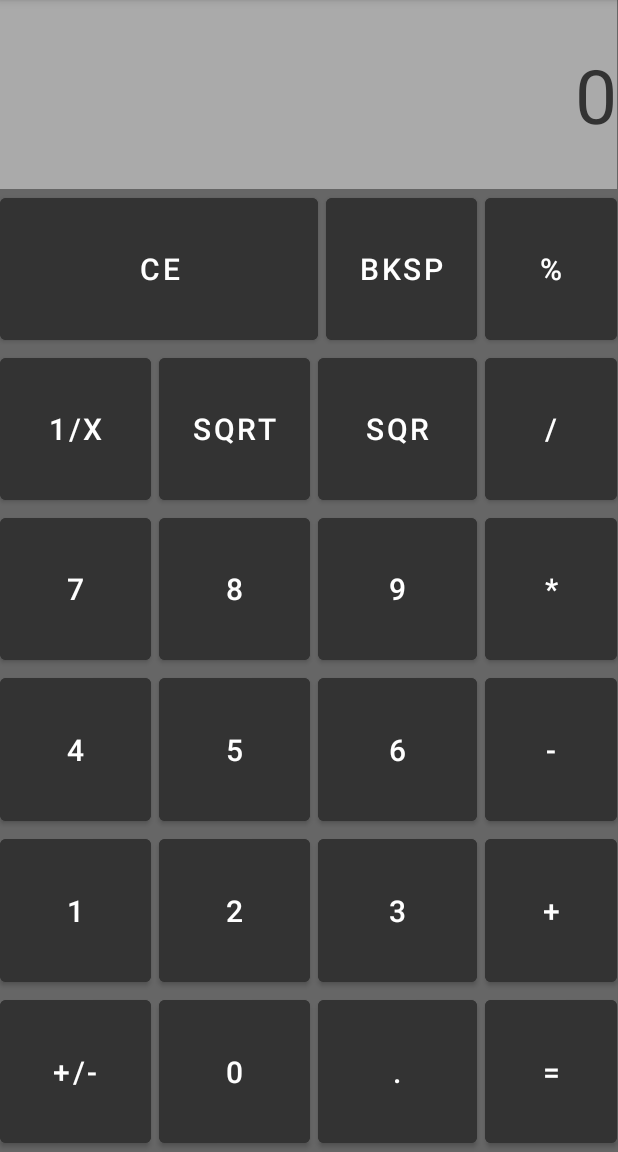
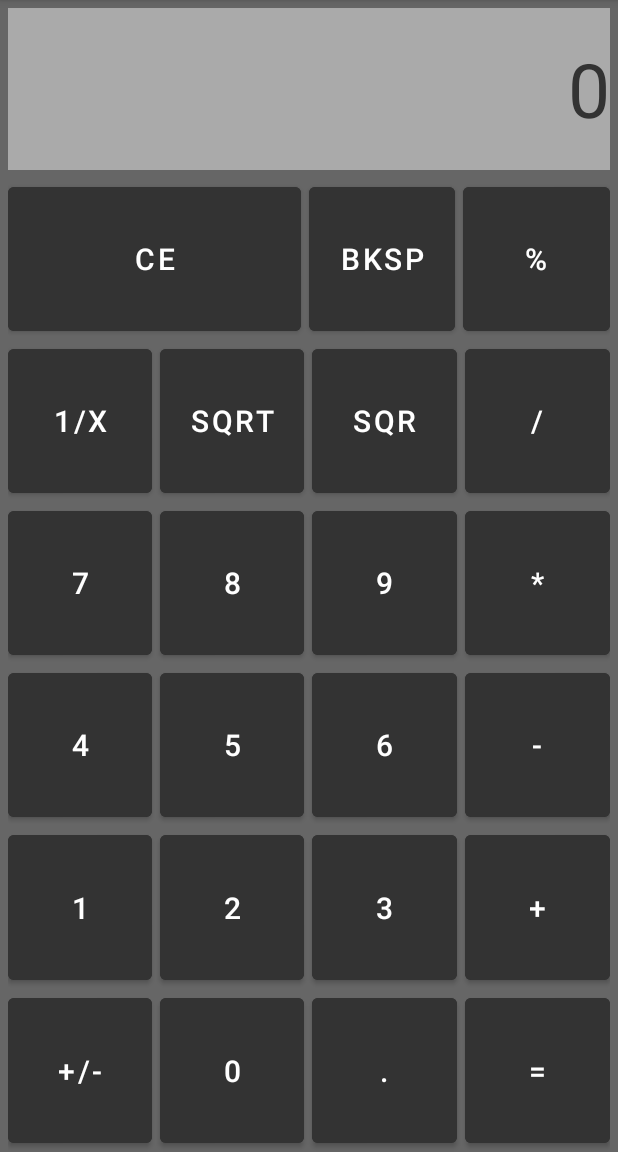
Before and after one commit to Glutusek/Kalkulator_Android, an Android app: the screen it shows after launch (MainActivity), on a phone screen of 412 x 824 dp, the part 84-1236 px from its top. Run offline under Robolectric (Android 15) with nearby library versions, the phone set to English and light mode, and no system bars.

Commit message:
Wstępne obliczanie

```diff
--- a/app/src/main/res/layout/activity_main.xml
+++ b/app/src/main/res/layout/activity_main.xml
@@ -1,82 +1,92 @@
 <?xml version="1.0" encoding="utf-8"?>
-<TableLayout xmlns:android="http://schemas.android.com/apk/res/android"
-    xmlns:app="http://schemas.android.com/apk/res-auto"
+<LinearLayout xmlns:android="http://schemas.android.com/apk/res/android"
     xmlns:tools="http://schemas.android.com/tools"
     android:layout_width="match_parent"
     android:layout_height="match_parent"
     tools:context=".MainActivity"
-    android:shrinkColumns="*"
-    android:stretchColumns="0,1,2"
     android:background="#666"
+    android:orientation="vertical"
     >
 
-    <TableRow
-        android:layout_width="match_parent"
-        android:layout_height="0dp"
-        android:layout_weight="1">
     <TextView
         android:id="@+id/TextView_result"
         android:layout_width="match_parent"
-            android:layout_height="match_parent"
+        android:layout_height="0dp"
         android:background="#AAA"
         android:textSize="50sp"
         android:textColor="@color/tile_color"
         android:gravity="center_vertical"
         android:textAlignment="textEnd"
         tools:ignore="RtlCompat"
-            android:layout_span="4"/>
-    </TableRow>
-    <TableRow
+        android:layout_weight="1"
+        android:layout_margin="5dp"/>
+
+    <LinearLayout
         android:layout_width="match_parent"
         android:layout_height="0dp"
-        android:layout_weight="1">
+        android:layout_weight="6"
+        android:orientation="vertical">
+
+        <LinearLayout
+            android:layout_width="match_parent"
+            android:layout_height="0dp"
+            android:layout_weight="1"
+            android:layout_marginHorizontal="5dp"
+            android:orientation="horizontal">
+
             <Button
                 android:id="@+id/button_CE"
-            android:layout_width="match_parent"
+                android:layout_width="0dp"
                 android:layout_height="match_parent"
                 android:text="CE"
                 android:textSize="20sp"
                 android:onClick="clear"
                 android:backgroundTint="@color/tile_color"
-            android:layout_span="2"/>
+                android:layout_weight="2"/>
 
             <Button
                 android:id="@+id/button_BKSP"
-            android:layout_width="match_parent"
+                android:layout_width="0dp"
                 android:layout_height="match_parent"
                 android:text="BKSP"
+                android:layout_marginHorizontal="5dp"
                 android:onClick="backspace"
-            android:layout_marginHorizontal="5dp"
                 android:textSize="20sp"
+                android:layout_weight="1"
                 android:backgroundTint="@color/tile_color"/>
 
             <Button
                 android:id="@+id/button_percent"
-            android:layout_width="match_parent"
+                android:layout_width="0dp"
                 android:layout_height="match_parent"
+                android:layout_weight="1"
                 android:text="%"
                 android:onClick="percent"
                 android:textSize="20sp"
                 android:backgroundTint="@color/tile_color"/>
-    </TableRow>
-    <TableRow
+        </LinearLayout>
+        <LinearLayout
             android:layout_width="match_parent"
             android:layout_height="0dp"
-        android:layout_weight="1">
+            android:layout_weight="1"
+            android:layout_marginHorizontal="5dp"
+            android:orientation="horizontal">
             <Button
                 android:id="@+id/button_reverse"
-            android:layout_width="match_parent"
+                android:layout_width="0dp"
                 android:layout_height="match_parent"
                 android:text="1/X"
+                android:layout_weight="1"
                 android:onClick="reversion"
                 android:textSize="20sp"
                 android:backgroundTint="@color/tile_color"/>
 
             <Button
                 android:id="@+id/button_sqrt"
-            android:layout_width="match_parent"
+                android:layout_width="0dp"
                 android:layout_height="match_parent"
                 android:text="SQRT"
+                android:layout_weight="1"
                 android:layout_marginHorizontal="5dp"
                 android:textSize="20sp"
                 android:onClick="sqrt"
@@ -84,9 +94,10 @@
 
             <Button
                 android:id="@+id/button_sqr"
-            android:layout_width="match_parent"
+                android:layout_width="0dp"
                 android:layout_height="match_parent"
                 android:text="SQR"
+                android:layout_weight="1"
                 android:onClick="sqr"
                 android:layout_marginEnd="5dp"
                 android:textSize="20sp"
@@ -94,21 +105,25 @@
 
             <Button
                 android:id="@+id/button_division"
-            android:layout_width="match_parent"
+                android:layout_width="0dp"
                 android:layout_height="match_parent"
                 android:text="/"
+                android:layout_weight="1"
                 android:onClick="division"
                 android:textSize="20sp"
                 android:backgroundTint="@color/tile_color"/>
-    </TableRow>
-    <TableRow
+        </LinearLayout>
+        <LinearLayout
             android:layout_width="match_parent"
             android:layout_height="0dp"
-        android:layout_weight="1">
+            android:layout_weight="1"
+            android:layout_marginHorizontal="5dp"
+            android:orientation="horizontal">
             <Button
                 android:id="@+id/button_7"
-            android:layout_width="match_parent"
+                android:layout_width="0dp"
                 android:layout_height="match_parent"
+                android:layout_weight="1"
                 android:text="7"
                 android:onClick="number"
                 android:textSize="20sp"
@@ -116,8 +131,9 @@
 
             <Button
                 android:id="@+id/button_8"
-            android:layout_width="match_parent"
+                android:layout_width="0dp"
                 android:layout_height="match_parent"
+                android:layout_weight="1"
                 android:text="8"
                 android:onClick="number"
                 android:layout_marginHorizontal="5dp"
@@ -126,8 +142,9 @@
 
             <Button
                 android:id="@+id/button_9"
-            android:layout_width="match_parent"
+                android:layout_width="0dp"
                 android:layout_height="match_parent"
+                android:layout_weight="1"
                 android:text="9"
                 android:onClick="number"
                 android:layout_marginEnd="5dp"
@@ -136,21 +153,25 @@
 
             <Button
                 android:id="@+id/button_multiplication"
-            android:layout_width="match_parent"
+                android:layout_width="0dp"
                 android:layout_height="match_parent"
+                android:layout_weight="1"
                 android:text="*"
                 android:onClick="multiplication"
                 android:textSize="20sp"
                 android:backgroundTint="@color/tile_color"/>
-    </TableRow>
-    <TableRow
+        </LinearLayout>
+        <LinearLayout
             android:layout_width="match_parent"
             android:layout_height="0dp"
-        android:layout_weight="1">
+            android:layout_weight="1"
+            android:layout_marginHorizontal="5dp"
+            android:orientation="horizontal">
             <Button
                 android:id="@+id/button_4"
-            android:layout_width="match_parent"
+                android:layout_width="0dp"
                 android:layout_height="match_parent"
+                android:layout_weight="1"
                 android:text="4"
                 android:onClick="number"
                 android:textSize="20sp"
@@ -158,8 +179,9 @@
 
             <Button
                 android:id="@+id/button_5"
-            android:layout_width="match_parent"
+                android:layout_width="0dp"
                 android:layout_height="match_parent"
+                android:layout_weight="1"
                 android:text="5"
                 android:onClick="number"
                 android:layout_marginHorizontal="5dp"
@@ -168,8 +190,9 @@
 
             <Button
                 android:id="@+id/button_6"
-            android:layout_width="match_parent"
+                android:layout_width="0dp"
                 android:layout_height="match_parent"
+                android:layout_weight="1"
                 android:text="6"
                 android:onClick="number"
                 android:layout_marginEnd="5dp"
@@ -178,21 +201,25 @@
 
             <Button
                 android:id="@+id/button_subtraction"
-            android:layout_width="match_parent"
+                android:layout_width="0dp"
                 android:layout_height="match_parent"
+                android:layout_weight="1"
                 android:text="-"
                 android:onClick="subtraction"
                 android:textSize="20sp"
                 android:backgroundTint="@color/tile_color"/>
-    </TableRow>
-    <TableRow
+        </LinearLayout>
+        <LinearLayout
             android:layout_width="match_parent"
             android:layout_height="0dp"
-        android:layout_weight="1">
+            android:layout_weight="1"
+            android:layout_marginHorizontal="5dp"
+            android:orientation="horizontal">
             <Button
                 android:id="@+id/button_1"
-            android:layout_width="match_parent"
+                android:layout_width="0dp"
                 android:layout_height="match_parent"
+                android:layout_weight="1"
                 android:text="1"
                 android:onClick="number"
                 android:textSize="20sp"
@@ -200,8 +227,9 @@
 
             <Button
                 android:id="@+id/button_2"
-            android:layout_width="match_parent"
+                android:layout_width="0dp"
                 android:layout_height="match_parent"
+                android:layout_weight="1"
                 android:text="2"
                 android:onClick="number"
                 android:layout_marginHorizontal="5dp"
@@ -210,8 +238,9 @@
 
             <Button
                 android:id="@+id/button_3"
-            android:layout_width="match_parent"
+                android:layout_width="0dp"
                 android:layout_height="match_parent"
+                android:layout_weight="1"
                 android:text="3"
                 android:onClick="number"
                 android:layout_marginEnd="5dp"
@@ -220,21 +249,25 @@
 
             <Button
                 android:id="@+id/button_addition"
-            android:layout_width="match_parent"
+                android:layout_width="0dp"
                 android:layout_height="match_parent"
+                android:layout_weight="1"
                 android:text="+"
                 android:onClick="addition"
                 android:textSize="20sp"
                 android:backgroundTint="@color/tile_color"/>
-    </TableRow>
-    <TableRow
+        </LinearLayout>
+        <LinearLayout
             android:layout_width="match_parent"
             android:layout_height="0dp"
-        android:layout_weight="1">
+            android:layout_weight="1"
+            android:layout_marginHorizontal="5dp"
+            android:orientation="horizontal">
             <Button
                 android:id="@+id/button_opposite"
-            android:layout_width="match_parent"
+                android:layout_width="0dp"
                 android:layout_height="match_parent"
+                android:layout_weight="1"
                 android:text="+/-"
                 android:onClick="opposition"
                 android:textSize="20sp"
@@ -242,8 +275,9 @@
 
             <Button
                 android:id="@+id/button_0"
-            android:layout_width="match_parent"
+                android:layout_width="0dp"
                 android:layout_height="match_parent"
+                android:layout_weight="1"
                 android:text="0"
                 android:onClick="number"
                 android:layout_marginHorizontal="5dp"
@@ -252,8 +286,9 @@
 
             <Button
                 android:id="@+id/button_dot"
-            android:layout_width="match_parent"
+                android:layout_width="0dp"
                 android:layout_height="match_parent"
+                android:layout_weight="1"
                 android:text="."
                 android:onClick="floating_point"
                 android:layout_marginEnd="5dp"
@@ -262,12 +297,13 @@
 
             <Button
                 android:id="@+id/button_equation"
-            android:layout_width="match_parent"
+                android:layout_width="0dp"
                 android:layout_height="match_parent"
+                android:layout_weight="1"
                 android:text="="
                 android:onClick="equation"
                 android:textSize="20sp"
                 android:backgroundTint="@color/tile_color"/>
-    </TableRow>
-
-</TableLayout>
+        </LinearLayout>
+    </LinearLayout>
+</LinearLayout>
```
Also changed, not shown: app/src/main/java/com/example/kalkulator_android/MainActivity.java (+181 -99 lines). Lines whose indentation alone changed are shown as unchanged.
